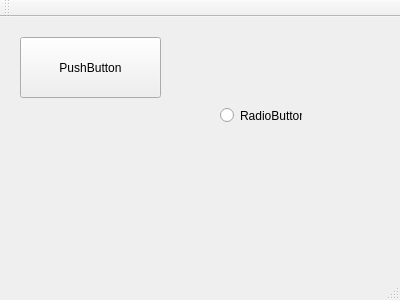
This is mainwindow.ui in oleksandrmelnychenko/noltapp as Qt 5 draws it before an edit. The edited form follows.
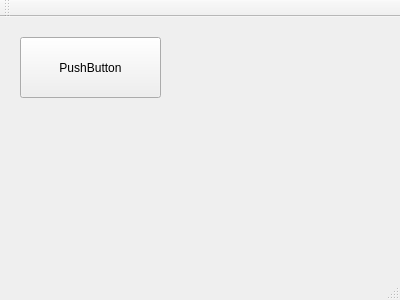
This is the edited form.

Commit message: remove radion

The edit to the form file:
```diff
--- a/mainwindow.ui
+++ b/mainwindow.ui
@@ -27,19 +27,6 @@
      <string>PushButton</string>
     </property>
    </widget>
-   <widget class="QRadioButton" name="radioButton">
-    <property name="geometry">
-     <rect>
-      <x>220</x>
-      <y>90</y>
-      <width>82</width>
-      <height>17</height>
-     </rect>
-    </property>
-    <property name="text">
-     <string>RadioButton</string>
-    </property>
-   </widget>
   </widget>
   <widget class="QMenuBar" name="menuBar">
    <property name="geometry">
```
